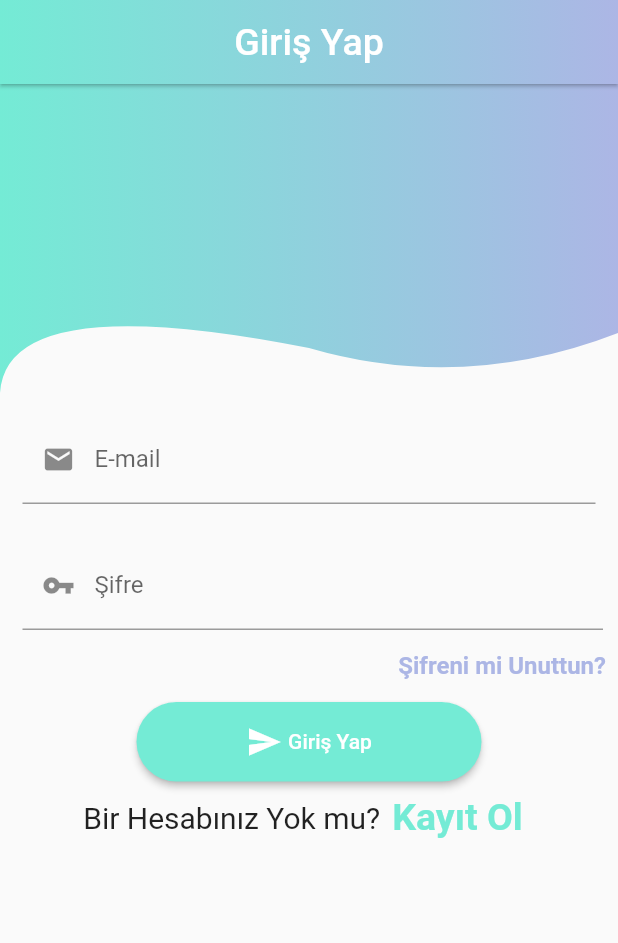
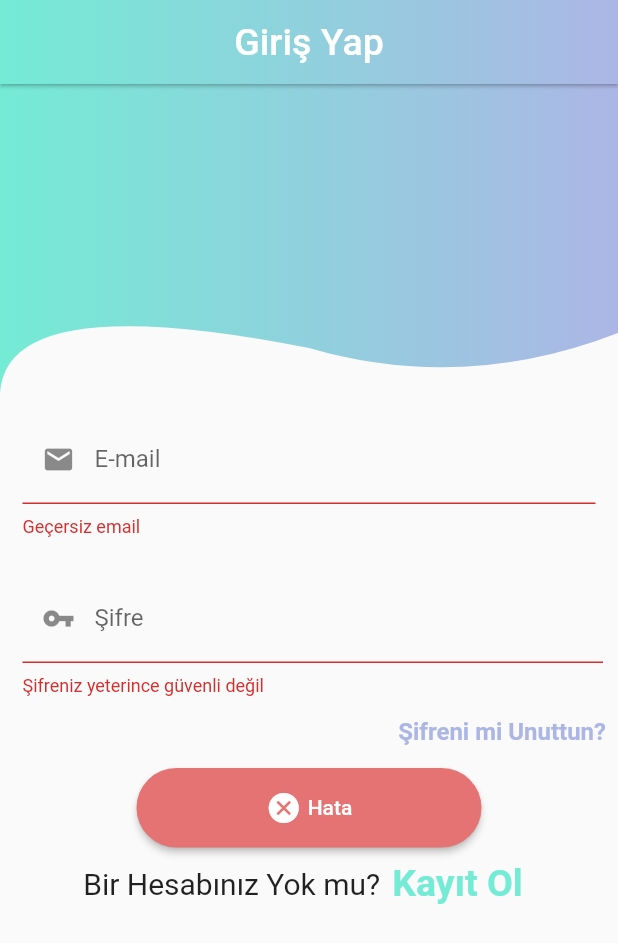
Before and after one commit to MrBuluc/pigeon_pedigre, a Flutter app: the screen it shows after launch, after a tap on "Giriş Yap", on a phone screen of 412 x 824 dp. Shown: the top 943 px of the screen. Run offline on Flutter 3.47's test engine with Material 2 defaults, Android fonts, the phone set to English and light mode, and no system bars; drawn by our look-alikes of progress_state_button; our stand-ins replace awesome_dialog, cloud_firestore, firebase_auth, firebase_core, get_it; accounts and stored records are empty.

Commit message:
signInWithEmailandPassword() completed

```diff
--- a/lib/app/landing_page.dart
+++ b/lib/app/landing_page.dart
@@ -1,4 +1,5 @@
 import 'package:flutter/material.dart';
+import 'package:pigeon_pedigre/ui/homepage/home_page.dart';
 import 'package:pigeon_pedigre/viewmodel/user_model.dart';
 import 'package:provider/provider.dart';
 
@@ -14,11 +15,7 @@ class LandingPage extends StatelessWidget {
       if (_userModel.userC == null) {
         return const LoginPage();
       } else {
-        return const Scaffold(
-          body: Center(
-            child: Text("Home Page"),
-          ),
-        );
+        return const HomePage();
       }
     } else {
       const Scaffold(
--- a/lib/services/auth_base.dart
+++ b/lib/services/auth_base.dart
@@ -3,7 +3,7 @@ import 'package:pigeon_pedigre/models/user_info.dart';
 abstract class AuthBase {
   Future<UserInfoC?>? currentUser();
   Future<bool> signOut();
-  Future<UserInfoC> signInWithEmailandPassword(String email, String password);
+  Future<UserInfoC?> signInWithEmailandPassword(String email, String password);
   Future<UserInfoC?> createUserWithEmailandPassword(
       String name, String surname, String email, String password);
   Future<bool> sendPasswordResetEmail(String email);
--- a/lib/services/firebase/firebase_auth_service.dart
+++ b/lib/services/firebase/firebase_auth_service.dart
@@ -48,9 +48,11 @@ class FirebaseAuthService implements AuthBase {
   }
 
   @override
-  Future<UserInfoC> signInWithEmailandPassword(String email, String password) {
-    // TODO: implement signInWithEmailandPassword
-    throw UnimplementedError();
+  Future<UserInfoC?> signInWithEmailandPassword(
+      String email, String password) async {
+    UserCredential userCredential = await _firebaseAuth
+        .signInWithEmailAndPassword(email: email, password: password);
+    return _userFromFirebase(userCredential.user);
   }
 
   @override
--- a/lib/ui/loginpage/login_page.dart
+++ b/lib/ui/loginpage/login_page.dart
@@ -1,13 +1,16 @@
 import 'package:awesome_dialog/awesome_dialog.dart';
 import 'package:flutter/material.dart';
+import 'package:pigeon_pedigre/models/user_info.dart';
 import 'package:pigeon_pedigre/ui/clipper.dart';
 import 'package:pigeon_pedigre/viewmodel/user_model.dart';
 import 'package:progress_state_button/iconed_button.dart';
 import 'package:progress_state_button/progress_button.dart';
 import 'package:provider/provider.dart';
 
+import '../../app/exceptions.dart';
 import '../../const.dart';
 import '../../services/validator.dart';
+import '../homepage/home_page.dart';
 import '../registerpage/registerpage.dart';
 
 class LoginPage extends StatefulWidget {
@@ -84,6 +87,7 @@ class _LoginPageState extends State<LoginPage> {
                               size: 22,
                             ),
                             labelText: "Şifre"),
+                        validator: Validator.passwordControl,
                         onSaved: (String? value) => password = value,
                       ),
                     ),
@@ -128,7 +132,25 @@ class _LoginPageState extends State<LoginPage> {
                             ),
                             color: Colors.green.shade400)
                       },
-                      onPressed: () {},
+                      onPressed: () {
+                        switch (buttonState) {
+                          case ButtonState.idle:
+                            buttonState = ButtonState.loading;
+                            signInWithEmailandPassword(context);
+                            break;
+                          case ButtonState.loading:
+                            break;
+                          case ButtonState.success:
+                            buttonState = ButtonState.idle;
+                            break;
+                          default:
+                            buttonState = ButtonState.idle;
+                            break;
+                        }
+                        setState(() {
+                          buttonState = buttonState;
+                        });
+                      },
                     ),
                     SizedBox(
                       width: size.width,
@@ -233,4 +255,63 @@ class _LoginPageState extends State<LoginPage> {
       }
     }
   }
+
+  Future signInWithEmailandPassword(BuildContext context) async {
+    if (formKey.currentState!.validate()) {
+      formKey.currentState!.save();
+
+      try {
+        UserInfoC? userInfoC =
+            await _userModel.signInWithEmailandPassword(email!, password!);
+        if (userInfoC != null) {
+          setState(() {
+            buttonState = ButtonState.success;
+          });
+          Navigator.pushReplacement(context,
+              MaterialPageRoute(builder: (context) => const HomePage()));
+        } else {
+          changeButtonStateFailtoIdle();
+          AwesomeDialog(
+            context: context,
+            animType: AnimType.LEFTSLIDE,
+            headerAnimationLoop: false,
+            dialogType: DialogType.WARNING,
+            showCloseIcon: true,
+            title: 'Kullanıcı Onaylı Değil',
+            desc:
+                'Lütfen e-mail adresinize gönderilen aktivasyon mailini onaylayınız',
+            btnOkOnPress: () {},
+            btnOkText: "Tamam",
+            btnOkIcon: Icons.check_circle,
+          ).show();
+        }
+      } catch (e) {
+        changeButtonStateFailtoIdle();
+        AwesomeDialog(
+                context: context,
+                dialogType: DialogType.ERROR,
+                animType: AnimType.RIGHSLIDE,
+                headerAnimationLoop: true,
+                title: 'Hay Aksi!',
+                desc: Exceptions.goster(e.toString()),
+                btnOkOnPress: () {},
+                btnOkText: "Tamam",
+                btnOkIcon: Icons.cancel,
+                btnOkColor: Colors.red)
+            .show();
+      }
+    } else {
+      changeButtonStateFailtoIdle();
+    }
+  }
+
+  Future changeButtonStateFailtoIdle() async {
+    setState(() {
+      buttonState = ButtonState.fail;
+    });
+    await Future.delayed(const Duration(seconds: 3));
+    setState(() {
+      buttonState = ButtonState.idle;
+    });
+  }
 }
```
Also changed, not shown: lib/app/exceptions.dart (+55 -0 lines), lib/repository/user_repository.dart (+9 -3 lines), lib/ui/homepage/home_page.dart (added, +19 -0 lines), lib/viewmodel/user_model.dart (+15 -3 lines).
